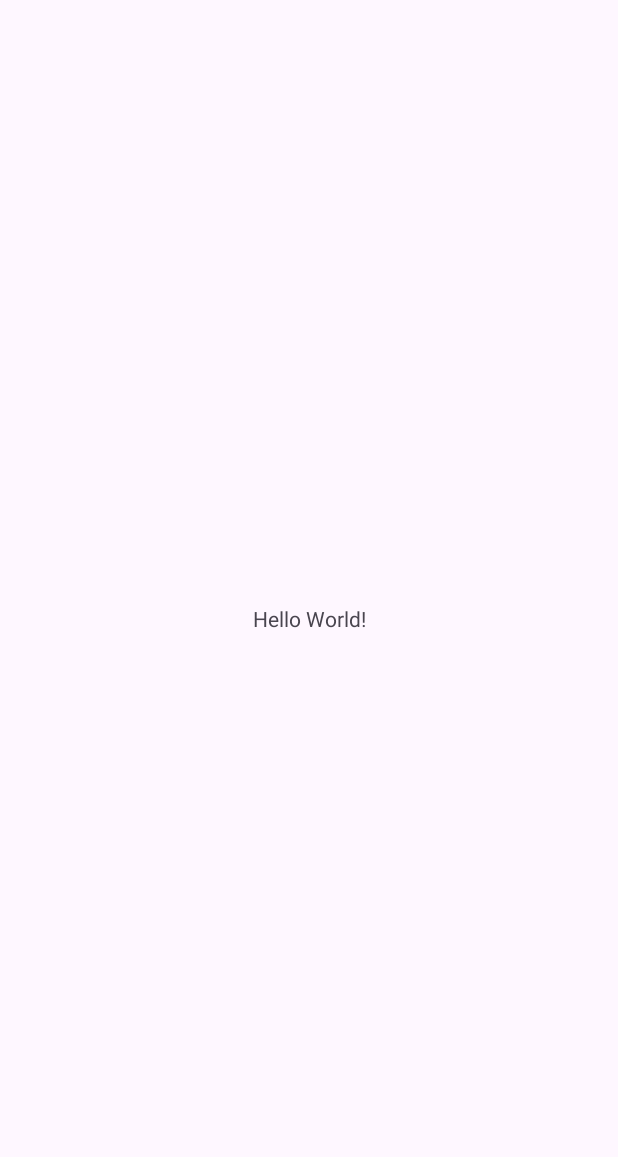
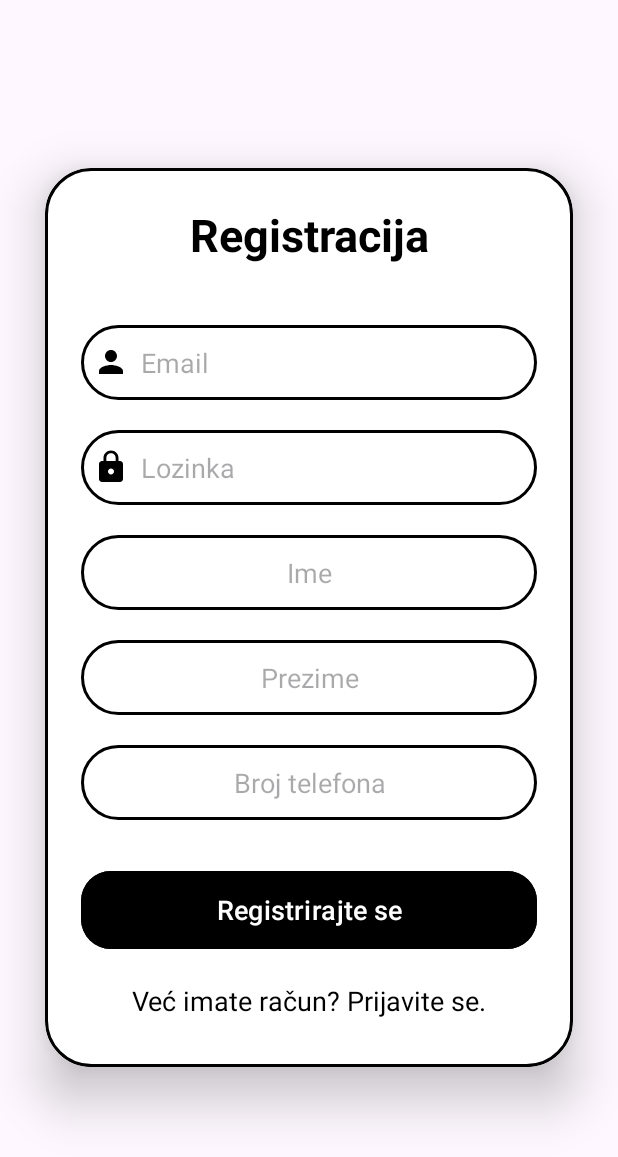
Before and after one commit to simunjelic/NRAMU_project, an Android app: the screen it shows after launch (MainActivity before the commit, RegistrationActivity after it), on a phone screen of 412 x 824 dp. Before the commit the part shown is almost empty. Shown: the top 1157 px of the screen. Run offline under Robolectric (Android 15) with nearby library versions, the phone set to English and light mode, and no system bars; our stand-ins replace Firebase (no records; nobody signed in at launch, a user with empty details on screens opened directly).

Commit message:
Add Registration and Login logic and activities

```diff
--- /dev/null
+++ b/app/src/main/java/ba/sum/fsre/nramu_project/RegistrationActivity.java
@@ -0,0 +1,75 @@
+package ba.sum.fsre.nramu_project;
+
+import androidx.annotation.NonNull;
+import androidx.appcompat.app.AppCompatActivity;
+
+import android.content.Intent;
+import android.os.Bundle;
+import android.view.View;
+import android.widget.Button;
+import android.widget.EditText;
+import android.widget.TextView;
+import android.widget.Toast;
+
+import com.google.android.gms.tasks.OnCompleteListener;
+import com.google.android.gms.tasks.Task;
+import com.google.firebase.auth.AuthResult;
+import com.google.firebase.auth.FirebaseAuth;
+
+public class RegistrationActivity extends AppCompatActivity {
+    private FirebaseAuth auth;
+    private EditText signupEmail, signupPassword, signupName, signupLastName, signupPhoneNumber;
+    private Button signupButton;
+    private TextView loginRedirectText;
+
+
+    @Override
+    protected void onCreate(Bundle savedInstanceState) {
+        super.onCreate(savedInstanceState);
+        setContentView(R.layout.activity_registration);
+
+        auth = FirebaseAuth.getInstance();
+        signupEmail = findViewById(R.id.signup_email);
+        signupPassword = findViewById(R.id.signup_password);
+        signupName = findViewById(R.id.signup_name);
+        signupLastName = findViewById(R.id.signup_lastname);
+        signupPhoneNumber = findViewById(R.id.signup_phonenumber);
+        signupButton = findViewById(R.id.signup_button);
+        loginRedirectText = findViewById(R.id.loginRedirectText);
+
+        signupButton.setOnClickListener(new View.OnClickListener() {
+            @Override
+            public void onClick(View view) {
+                String user = signupEmail.getText().toString().trim();
+                String pass = signupPassword.getText().toString().trim();
+
+                if (user.isEmpty()){
+                    signupEmail.setError("Email ne smije biti prazan.");
+                }
+                if(pass.isEmpty()){
+                    signupPassword.setError("Lozinka ne smije biti prazna.");
+                } else{
+                    auth.createUserWithEmailAndPassword(user, pass).addOnCompleteListener(new OnCompleteListener<AuthResult>() {
+                        @Override
+                        public void onComplete(@NonNull Task<AuthResult> task) {
+                            if(task.isSuccessful()){
+                                Toast.makeText(RegistrationActivity.this, "Registracija uspješna!", Toast.LENGTH_SHORT).show();
+                                startActivity(new Intent(RegistrationActivity.this, LoginActivity.class));
+                            } else{
+                                Toast.makeText(RegistrationActivity.this, "Registracija nije uspjela: " + task.getException().getMessage(), Toast.LENGTH_SHORT).show();
+                            }
+                        }
+                    });
+                }
+            }
+        });
+
+        loginRedirectText.setOnClickListener(new View.OnClickListener() {
+            @Override
+            public void onClick(View view) {
+                startActivity(new Intent(RegistrationActivity.this, LoginActivity.class));
+            }
+        });
+
+    }
+}
--- /dev/null
+++ b/app/src/main/res/drawable/baseline_lock_24.xml
@@ -0,0 +1,5 @@
+<vector android:height="24dp" android:tint="#000000"
+    android:viewportHeight="24" android:viewportWidth="24"
+    android:width="24dp" xmlns:android="http://schemas.android.com/apk/res/android">
+    <path android:fillColor="@android:color/white" android:pathData="M18,8h-1L17,6c0,-2.76 -2.24,-5 -5,-5S7,3.24 7,6v2L6,8c-1.1,0 -2,0.9 -2,2v10c0,1.1 0.9,2 2,2h12c1.1,0 2,-0.9 2,-2L20,10c0,-1.1 -0.9,-2 -2,-2zM12,17c-1.1,0 -2,-0.9 -2,-2s0.9,-2 2,-2 2,0.9 2,2 -0.9,2 -2,2zM15.1,8L8.9,8L8.9,6c0,-1.71 1.39,-3.1 3.1,-3.1 1.71,0 3.1,1.39 3.1,3.1v2z"/>
+</vector>
--- /dev/null
+++ b/app/src/main/res/drawable/baseline_person_24.xml
@@ -0,0 +1,5 @@
+<vector android:height="24dp" android:tint="#000000"
+    android:viewportHeight="24" android:viewportWidth="24"
+    android:width="24dp" xmlns:android="http://schemas.android.com/apk/res/android">
+    <path android:fillColor="@android:color/white" android:pathData="M12,12c2.21,0 4,-1.79 4,-4s-1.79,-4 -4,-4 -4,1.79 -4,4 1.79,4 4,4zM12,14c-2.67,0 -8,1.34 -8,4v2h16v-2c0,-2.66 -5.33,-4 -8,-4z"/>
+</vector>
--- /dev/null
+++ b/app/src/main/res/drawable/registration_drawable.xml
@@ -0,0 +1,8 @@
+<?xml version="1.0" encoding="utf-8"?>
+<shape xmlns:android="http://schemas.android.com/apk/res/android" android:shape="rectangle">
+    <stroke
+        android:width="2dp"
+        android:color="@color/black"/>
+    <corners
+        android:radius="30dp"/>
+</shape>
--- a/app/src/main/res/layout/activity_main.xml
+++ b/app/src/main/res/layout/activity_main.xml
@@ -9,10 +9,12 @@
     <TextView
         android:layout_width="wrap_content"
         android:layout_height="wrap_content"
-        android:text="Hello World!"
+        android:text="Dobro došli!"
+        android:textColor="@color/black"
+        android:textSize="26sp"
         app:layout_constraintBottom_toBottomOf="parent"
         app:layout_constraintEnd_toEndOf="parent"
         app:layout_constraintStart_toStartOf="parent"
-        app:layout_constraintTop_toTopOf="parent" />
+        app:layout_constraintTop_toTopOf="parent"/>
 
 </androidx.constraintlayout.widget.ConstraintLayout>
--- /dev/null
+++ b/app/src/main/res/layout/activity_registration.xml
@@ -0,0 +1,122 @@
+<?xml version="1.0" encoding="utf-8"?>
+<LinearLayout
+    xmlns:android="http://schemas.android.com/apk/res/android"
+    xmlns:app="http://schemas.android.com/apk/res-auto"
+    xmlns:tools="http://schemas.android.com/tools"
+    android:layout_width="match_parent"
+    android:layout_height="match_parent"
+    android:orientation="vertical"
+    android:gravity="center"
+    tools:context=".RegistrationActivity">
+
+    <androidx.cardview.widget.CardView
+        android:layout_width="match_parent"
+        android:layout_height="wrap_content"
+        android:layout_margin="30dp"
+        app:cardCornerRadius="30dp"
+        app:cardElevation="20dp">
+
+        <LinearLayout
+            android:layout_width="match_parent"
+            android:layout_height="wrap_content"
+            android:orientation="vertical"
+            android:layout_gravity="center_horizontal"
+            android:padding="24dp"
+            android:background="@drawable/registration_drawable">
+
+            <TextView
+                android:layout_width="match_parent"
+                android:layout_height="wrap_content"
+                android:text="Registracija"
+                android:textSize="30sp"
+                android:textAlignment="center"
+                android:textStyle="bold"
+                android:textColor="@color/black"
+                />
+
+            <EditText
+                android:layout_width="match_parent"
+                android:layout_height="50dp"
+                android:id="@+id/signup_email"
+                android:background="@drawable/registration_drawable"
+                android:layout_marginTop="40dp"
+                android:padding="8dp"
+                android:hint="Email"
+                android:drawableLeft="@drawable/baseline_person_24"
+
+                android:drawablePadding="8dp"
+                android:textColor="@color/black" />
+
+            <EditText
+                android:layout_width="match_parent"
+                android:layout_height="50dp"
+                android:id="@+id/signup_password"
+                android:background="@drawable/registration_drawable"
+                android:layout_marginTop="20dp"
+                android:padding="8dp"
+                android:hint="Lozinka"
+                android:inputType="textPassword"
+                android:drawableLeft="@drawable/baseline_lock_24"
+                android:drawablePadding="8dp"
+                android:textColor="@color/black"
+                />
+
+            <EditText
+                android:layout_width="match_parent"
+                android:layout_height="50dp"
+                android:id="@+id/signup_name"
+                android:background="@drawable/registration_drawable"
+                android:layout_marginTop="20dp"
+                android:padding="8dp"
+                android:hint="Ime"
+                android:gravity="center"
+                android:textColor="@color/black" />
+
+            <EditText
+                android:layout_width="match_parent"
+                android:layout_height="50dp"
+                android:id="@+id/signup_lastname"
+                android:background="@drawable/registration_drawable"
+                android:layout_marginTop="20dp"
+                android:padding="8dp"
+                android:hint="Prezime"
+                android:gravity="center"
+                android:textColor="@color/black" />
+
+            <EditText
+                android:layout_width="match_parent"
+                android:layout_height="50dp"
+                android:id="@+id/signup_phonenumber"
+                android:background="@drawable/registration_drawable"
+                android:layout_marginTop="20dp"
+                android:padding="8dp"
+                android:hint="Broj telefona"
+                android:gravity="center"
+                android:textColor="@color/black" />
+
+            <Button
+                android:layout_width="match_parent"
+                android:layout_height="60dp"
+                android:text="Registrirajte se"
+                android:id="@+id/signup_button"
+                android:textSize="18sp"
+                android:layout_marginTop="30dp"
+                android:backgroundTint="@color/black"
+                app:cornerRadius = "20dp" />
+
+            <TextView
+                android:layout_width="wrap_content"
+                android:layout_height="wrap_content"
+                android:id="@+id/loginRedirectText"
+                android:text="Već imate račun? Prijavite se."
+                android:layout_gravity="center"
+                android:padding="8dp"
+                android:layout_marginTop="10dp"
+                android:textColor="@color/black"
+                android:textSize="18sp" />
+
+        </LinearLayout>
+
+    </androidx.cardview.widget.CardView>
+
+</LinearLayout>
```
Also changed, not shown: app/src/main/AndroidManifest.xml (+8 -1 lines), app/src/main/java/ba/sum/fsre/nramu_project/LoginActivity.java (added, +79 -0 lines), app/src/main/res/layout/activity_login.xml (added, +87 -0 lines).
